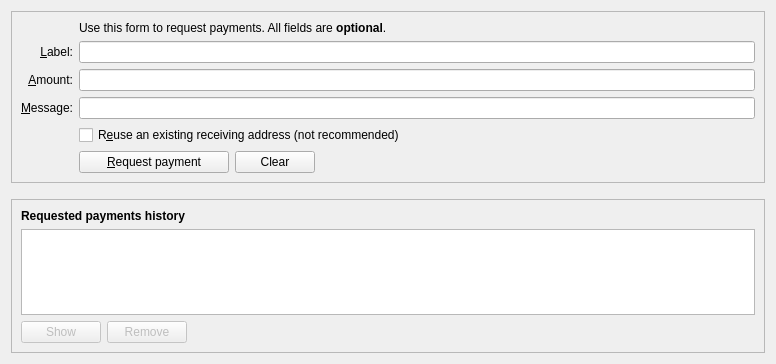
Qt form src/qt/forms/receivecoinsdialog.ui (bitcoinreal/BitcoinReal) before a commit.
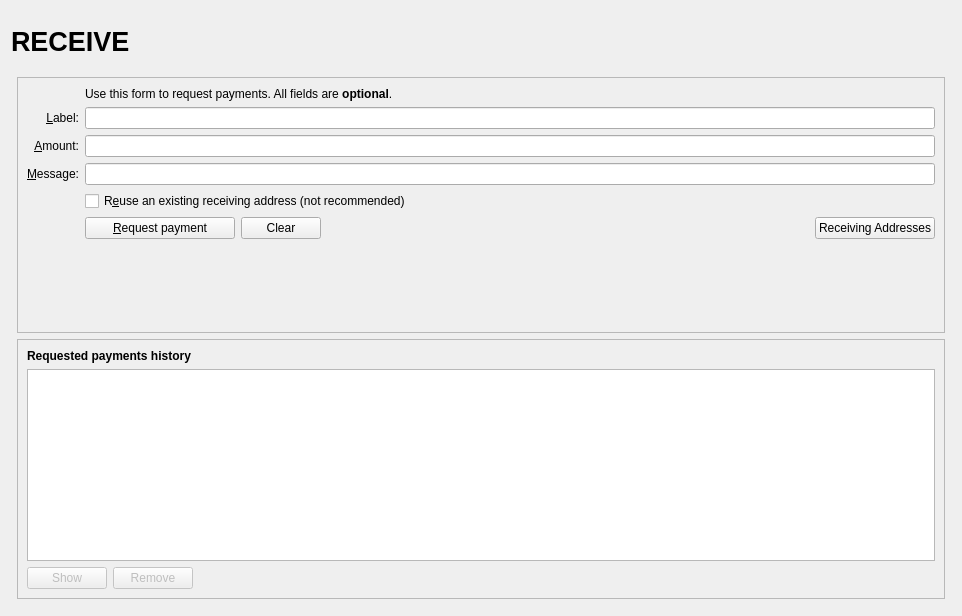
The same form after that commit. Icons and pictures are not drawn. Custom widgets are drawn as their Qt base class.

```diff
--- a/src/qt/forms/receivecoinsdialog.ui
+++ b/src/qt/forms/receivecoinsdialog.ui
@@ -6,11 +6,119 @@
    <rect>
     <x>0</x>
     <y>0</y>
-    <width>776</width>
-    <height>364</height>
+    <width>962</width>
+    <height>616</height>
    </rect>
   </property>
-  <layout class="QVBoxLayout" name="verticalLayout" stretch="0,0,1">
+  <layout class="QVBoxLayout" name="verticalLayout" stretch="0">
+   <item>
+    <layout class="QVBoxLayout" name="verticalLayout_Master" stretch="0,1">
+     <property name="spacing">
+      <number>0</number>
+     </property>
+     <item>
+      <widget class="QFrame" name="frame_Header">
+       <layout class="QVBoxLayout" name="verticalLayout_8">
+        <property name="leftMargin">
+         <number>0</number>
+        </property>
+        <property name="topMargin">
+         <number>0</number>
+        </property>
+        <property name="rightMargin">
+         <number>0</number>
+        </property>
+        <property name="bottomMargin">
+         <number>0</number>
+        </property>
+        <item>
+         <layout class="QHBoxLayout" name="horizontalLayout_Header" stretch="1,0,1">
+          <item>
+           <widget class="QLabel" name="labelOverviewHeaderLeft">
+            <property name="minimumSize">
+             <size>
+              <width>464</width>
+              <height>60</height>
+             </size>
+            </property>
+            <property name="maximumSize">
+             <size>
+              <width>16777215</width>
+              <height>60</height>
+             </size>
+            </property>
+            <property name="font">
+             <font>
+              <pointsize>20</pointsize>
+              <weight>75</weight>
+              <bold>true</bold>
+             </font>
+            </property>
+            <property name="text">
+             <string>RECEIVE</string>
+            </property>
+           </widget>
+          </item>
+          <item>
+           <spacer name="horizontalSpacer_3">
+            <property name="orientation">
+             <enum>Qt::Horizontal</enum>
+            </property>
+            <property name="sizeHint" stdset="0">
+             <size>
+              <width>40</width>
+              <height>20</height>
+             </size>
+            </property>
+           </spacer>
+          </item>
+          <item>
+           <widget class="QLabel" name="labelOverviewHeaderRight">
+            <property name="minimumSize">
+             <size>
+              <width>464</width>
+              <height>60</height>
+             </size>
+            </property>
+            <property name="maximumSize">
+             <size>
+              <width>16777215</width>
+              <height>60</height>
+             </size>
+            </property>
+            <property name="font">
+             <font>
+              <pointsize>14</pointsize>
+             </font>
+            </property>
+            <property name="text">
+             <string/>
+            </property>
+            <property name="alignment">
+             <set>Qt::AlignRight|Qt::AlignTrailing|Qt::AlignVCenter</set>
+            </property>
+           </widget>
+          </item>
+         </layout>
+        </item>
+       </layout>
+      </widget>
+     </item>
+     <item>
+      <widget class="QFrame" name="frame_BG">
+       <layout class="QVBoxLayout" name="verticalLayout_5">
+        <property name="leftMargin">
+         <number>6</number>
+        </property>
+        <property name="topMargin">
+         <number>6</number>
+        </property>
+        <property name="rightMargin">
+         <number>6</number>
+        </property>
+        <property name="bottomMargin">
+         <number>6</number>
+        </property>
    <item>
     <widget class="QFrame" name="frame2">
      <property name="sizePolicy">
@@ -182,32 +290,39 @@
             </property>
            </spacer>
           </item>
-         </layout>
-        </item>
-        <item row="8" column="0">
-         <widget class="QLabel" name="label_7">
-          <property name="text">
-           <string/>
-          </property>
-         </widget>
-        </item>
-       </layout>
-      </item>
-     </layout>
-    </widget>
-   </item>
    <item>
-    <spacer name="verticalSpacer_2">
+                <widget class="QPushButton" name="receivingAddressesButton">
+                 <property name="text">
+                  <string>Receiving Addresses</string>
+                 </property>
+                 <property name="icon">
+                  <iconset resource="../bitcoinreal.qrc">
+                   <normaloff>:/icons/address-book</normaloff>:/icons/address-book</iconset>
+                 </property>
+                 <property name="autoDefault">
+                  <bool>false</bool>
+                 </property>
+                </widget>
+               </item>
+              </layout>
+             </item>
+             <item row="9" column="2">
+              <spacer name="verticalSpacer">
      <property name="orientation">
       <enum>Qt::Vertical</enum>
      </property>
      <property name="sizeHint" stdset="0">
       <size>
        <width>20</width>
-       <height>10</height>
+                 <height>40</height>
       </size>
      </property>
     </spacer>
+             </item>
+            </layout>
+           </item>
+          </layout>
+         </widget>
    </item>
    <item>
     <widget class="QFrame" name="frame">
@@ -346,6 +461,11 @@
       </item>
      </layout>
     </widget>
+        </item>
+       </layout>
+      </widget>
+     </item>
+    </layout>
    </item>
   </layout>
  </widget>
```
Left out of the diff: 7 changed lines with no effect on the pictures. Lines whose indentation alone changed are shown as unchanged.
